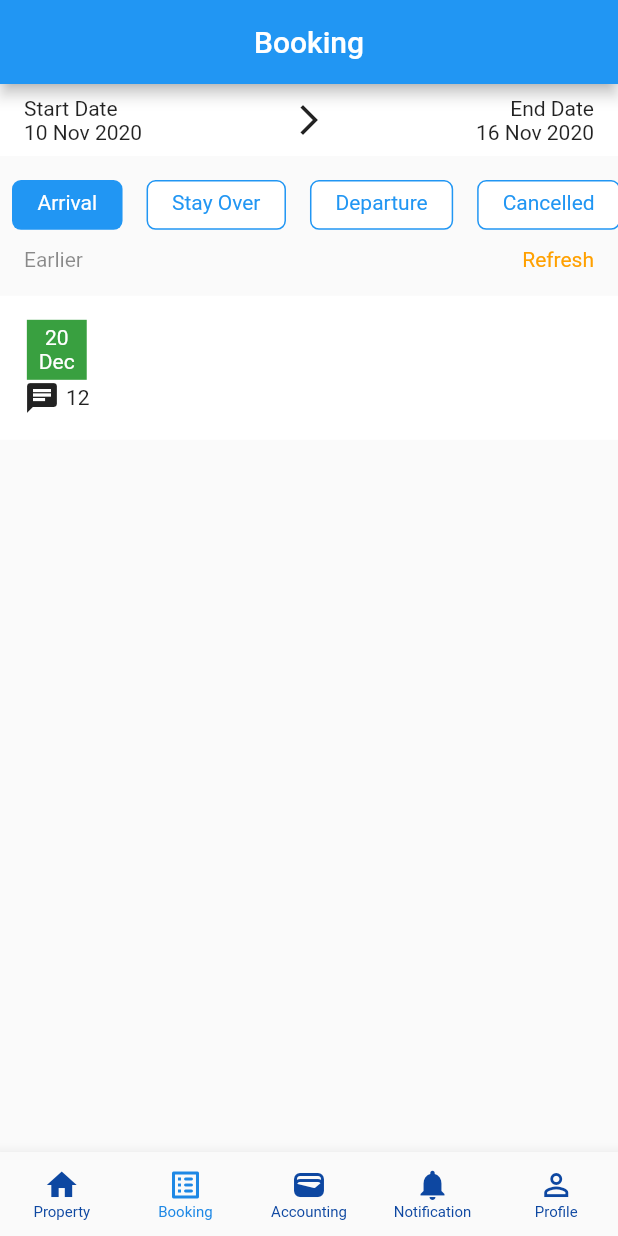
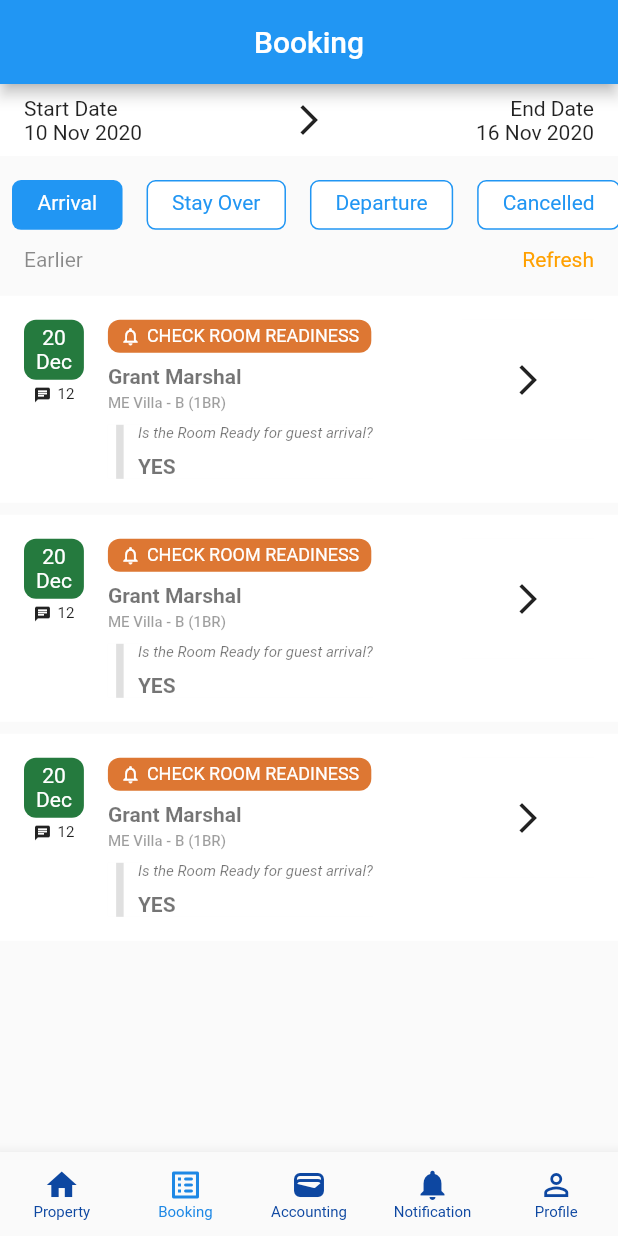
Before and after one commit to valcons97/bukit-vista-flutter-assessment, a Flutter app: the screen it shows after launch, on a phone screen of 412 x 824 dp. Run offline on Flutter 3.47's test engine with Material 2 defaults, Android fonts, the phone set to English and light mode, and no system bars; our stand-ins replace equatable, flutter_bloc, flutter_dotenv, get_it, injectable.

Commit message:
feat: listtile arrow to detail

```diff
--- /dev/null
+++ b/lib/core/widgets/bukit_vista_chips.dart
@@ -0,0 +1,45 @@
+import 'package:flutter/material.dart';
+
+import '../../features/booking_page/model/enums.dart';
+
+class BukitVistaChip extends StatelessWidget {
+  const BukitVistaChip({
+    super.key,
+    required this.status,
+  });
+
+  final RoomStatus status;
+
+  @override
+  Widget build(BuildContext context) {
+    return Container(
+      padding: const EdgeInsets.symmetric(horizontal: 8, vertical: 4),
+      decoration: BoxDecoration(
+        borderRadius: const BorderRadius.all(
+          Radius.circular(8),
+        ),
+        color: status == RoomStatus.notReady
+            ? const Color.fromARGB(255, 221, 119, 51)
+            : const Color.fromARGB(255, 33, 156, 64),
+      ),
+      child: Row(
+        children: [
+          Icon(
+            status == RoomStatus.notReady
+                ? Icons.notifications_none
+                : Icons.check,
+            color: Colors.white,
+            size: 14,
+          ),
+          const SizedBox(width: 4),
+          Text(
+            status == RoomStatus.notReady
+                ? 'check room readiness'.toUpperCase()
+                : 'ready'.toUpperCase(),
+            style: const TextStyle(color: Colors.white, fontSize: 12),
+          )
+        ],
+      ),
+    );
+  }
+}
--- a/lib/core/widgets/bukit_vista_listtile.dart
+++ b/lib/core/widgets/bukit_vista_listtile.dart
@@ -1,33 +1,54 @@
-import 'dart:ui';
+import 'package:bukit_vista/core/widgets/widgets.dart';
+import 'package:flutter/material.dart';
+import 'package:flutter_bloc/flutter_bloc.dart';
+import 'package:intl/intl.dart';
 
-import 'package:flutter/material.dart';
-import 'package:intl/intl.dart';
+import '../../features/booking_page/cubit/booking_page_cubit.dart';
+import '../../features/booking_page/model/enums.dart';
 
 class BukitVistaListtile extends StatelessWidget {
   const BukitVistaListtile({
     super.key,
+    required this.id,
     required this.date,
     required this.totalReview,
+    required this.status,
+    required this.roomType,
+    required this.hostPropertyUnit,
   });
 
+  final String id;
   final DateTime date;
   final int totalReview;
+  final RoomStatus status;
+  final String roomType;
+  final String hostPropertyUnit;
 
   @override
   Widget build(BuildContext context) {
-    return Container(
+    return Column(
+      children: [
+        Container(
+          padding: const EdgeInsets.symmetric(horizontal: 16, vertical: 16),
           color: Colors.white,
           child: Row(
+            crossAxisAlignment: CrossAxisAlignment.start,
             children: [
-          Padding(
-            padding: const EdgeInsets.symmetric(horizontal: 16, vertical: 16),
-            child: Column(
+              /// Date and Total Review
+              Column(
                 children: [
                   Container(
-                  color: const Color.fromARGB(255, 57, 160, 64),
+                    decoration: const BoxDecoration(
+                      borderRadius: BorderRadius.all(
+                        Radius.circular(8),
+                      ),
+                      color: Color.fromARGB(255, 37, 122, 62),
+                    ),
                     child: Padding(
                       padding: const EdgeInsets.symmetric(
-                        vertical: 4.0, horizontal: 8),
+                        vertical: 4.0,
+                        horizontal: 8,
+                      ),
                       child: Text(
                         DateFormat('dd\nMMM').format(date.toLocal()),
                         maxLines: 2,
@@ -36,18 +57,114 @@ class BukitVistaListtile extends StatelessWidget {
                       ),
                     ),
                   ),
+                  const SizedBox(height: 4),
                   Row(
                     children: [
-                    const Icon(Icons.chat),
+                      const Icon(Icons.chat, size: 12),
                       const SizedBox(width: 4),
-                    Text(totalReview.toString()),
+                      Text(
+                        totalReview.toString(),
+                        style: const TextStyle(fontSize: 10),
+                      ),
                     ],
                   )
                 ],
               ),
+              const SizedBox(width: 16),
+
+              /// Chips, Room name, Place, Button
+              Column(
+                crossAxisAlignment: CrossAxisAlignment.start,
+                children: [
+                  BukitVistaChip(status: status),
+                  const SizedBox(height: 8),
+                  Text(
+                    roomType,
+                    style: const TextStyle(
+                      color: Colors.black54,
+                      fontWeight: FontWeight.w700,
+                      fontSize: 14,
+                    ),
+                  ),
+                  const SizedBox(height: 4),
+                  Text(
+                    hostPropertyUnit,
+                    style: const TextStyle(
+                      color: Colors.black38,
+                      fontWeight: FontWeight.w500,
+                      fontSize: 10,
+                    ),
+                  ),
+                  const SizedBox(height: 8),
+                  Material(
+                    child: InkWell(
+                      onTap: () {
+                        debugPrint('masuk');
+                        context.read<BookingPageCubit>().setRoomStatus(id);
+                      },
+                      child: Container(
+                        color: Colors.white,
+                        child: Visibility(
+                          visible: status == RoomStatus.notReady,
+                          child: IntrinsicHeight(
+                            child: Row(
+                              children: [
+                                const VerticalDivider(
+                                  thickness: 5,
+                                ),
+                                const SizedBox(width: 4),
+                                Column(
+                                  crossAxisAlignment: CrossAxisAlignment.start,
+                                  children: const [
+                                    Text(
+                                      'Is the Room Ready for guest arrival?',
+                                      style: TextStyle(
+                                        fontStyle: FontStyle.italic,
+                                        fontSize: 10,
+                                        color: Colors.black54,
+                                      ),
+                                    ),
+                                    SizedBox(height: 8),
+                                    Text(
+                                      'YES',
+                                      style: TextStyle(
+                                        fontSize: 14,
+                                        fontWeight: FontWeight.w700,
+                                        color: Colors.black54,
+                                      ),
+                                    )
+                                  ],
                                 )
                               ],
                             ),
+                          ),
+                        ),
+                      ),
+                    ),
+                  )
+                ],
+              ),
+              const Spacer(),
+
+              /// Button to detail
+              Material(
+                child: InkWell(
+                  onTap: () {},
+                  child: Container(
+                    padding: const EdgeInsets.symmetric(
+                      vertical: 28,
+                      horizontal: 32,
+                    ),
+                    color: Colors.white,
+                    child: const Icon(Icons.arrow_forward_ios_sharp),
+                  ),
+                ),
+              )
+            ],
+          ),
+        ),
+        const SizedBox(height: 8),
+      ],
     );
   }
 }
--- a/lib/core/widgets/widgets.dart
+++ b/lib/core/widgets/widgets.dart
@@ -1,3 +1,4 @@
 export 'bukit_vista_bottom_navbar.dart';
+export 'bukit_vista_chips.dart';
 export 'bukit_vista_listtile.dart';
 export 'bukit_vista_scaffold.dart';
--- a/lib/features/booking_page/cubit/booking_page_cubit.dart
+++ b/lib/features/booking_page/cubit/booking_page_cubit.dart
@@ -1,3 +1,4 @@
+import 'package:bukit_vista/features/booking_page/model/enums.dart';
 import 'package:bukit_vista/features/booking_page/model/models.dart';
 import 'package:equatable/equatable.dart';
 import 'package:flutter_bloc/flutter_bloc.dart';
@@ -27,4 +28,21 @@ class BookingPageCubit extends Cubit<BookingPageState> {
   void setChipIndex(int index) {
     emit(state.copyWith(chipSelectedIndex: index));
   }
+
+  void setRoomStatus(String id) {
+    final List<BookingModel> changeModel = [];
+
+    final index = state.bookingModel.indexWhere((element) => element.id == id);
+    final model = state.bookingModel[index].copyWith(status: RoomStatus.ready);
+
+    for (int x = 0; x < state.bookingModel.length; x++) {
+      if (state.bookingModel[x].id == id) {
+        changeModel.add(model);
+      } else {
+        changeModel.add(state.bookingModel[x]);
+      }
+    }
+
+    emit(state.copyWith(bookingModel: changeModel));
+  }
 }
--- a/lib/features/booking_page/cubit/booking_page_state.dart
+++ b/lib/features/booking_page/cubit/booking_page_state.dart
@@ -22,8 +22,10 @@ class BookingPageState extends Equatable {
 
   @override
   List<Object?> get props => [
+        state,
         navbarSelectedIndex,
         chipSelectedIndex,
+        bookingModel,
       ];
 
   BookingPageState copyWith({
--- a/lib/features/booking_page/model/models.dart
+++ b/lib/features/booking_page/model/models.dart
@@ -32,6 +32,28 @@ class BookingModel extends Equatable {
         status,
         roomType,
       ];
+
+  BookingModel copyWith({
+    String? id,
+    DateTime? checkInDate,
+    DateTime? checkOutDate,
+    int? totalReview,
+    RoomStatus? status,
+    String? roomType,
+    ProfileModel? profileModel,
+    HostModel? hostModel,
+  }) {
+    return BookingModel(
+      id: id ?? this.id,
+      checkInDate: checkInDate ?? this.checkInDate,
+      checkOutDate: checkOutDate ?? this.checkOutDate,
+      totalReview: totalReview ?? this.totalReview,
+      status: status ?? this.status,
+      roomType: roomType ?? this.roomType,
+      profileModel: profileModel ?? this.profileModel,
+      hostModel: hostModel ?? this.hostModel,
+    );
+  }
 }
 
 class ProfileModel extends Equatable {
--- a/lib/features/booking_page/page/booking_page/booking_page.dart
+++ b/lib/features/booking_page/page/booking_page/booking_page.dart
@@ -39,8 +39,13 @@ class BookingPage extends StatelessWidget {
                   childCount: state.bookingModel.length,
                   (context, index) {
                     return BukitVistaListtile(
+                      id: state.bookingModel[index].id,
                       date: state.bookingModel[index].checkInDate,
                       totalReview: state.bookingModel[index].totalReview,
+                      status: state.bookingModel[index].status,
+                      roomType: state.bookingModel[index].roomType,
+                      hostPropertyUnit:
+                          state.bookingModel[index].hostModel.hostPropertyUnit,
                     );
                   },
                 ),
--- a/lib/features/booking_page/repository/dummy_booking_repository.dart
+++ b/lib/features/booking_page/repository/dummy_booking_repository.dart
@@ -20,7 +20,27 @@ const dummyHostModel = HostModel(
 
 final dummyBookingModel = [
   BookingModel(
-    id: 'HMSFKG8KJK8JF',
+    id: 'Jonathan',
+    checkInDate: DateTime.utc(2022, 12, 20),
+    checkOutDate: DateTime.utc(2022, 12, 26),
+    totalReview: 12,
+    status: RoomStatus.notReady,
+    roomType: 'Grant Marshal',
+    profileModel: dummyProfileModel,
+    hostModel: dummyHostModel,
+  ),
+  BookingModel(
+    id: 'Leony',
+    checkInDate: DateTime.utc(2022, 12, 20),
+    checkOutDate: DateTime.utc(2022, 12, 26),
+    totalReview: 12,
+    status: RoomStatus.notReady,
+    roomType: 'Grant Marshal',
+    profileModel: dummyProfileModel,
+    hostModel: dummyHostModel,
+  ),
+  BookingModel(
+    id: 'Lala',
     checkInDate: DateTime.utc(2022, 12, 20),
     checkOutDate: DateTime.utc(2022, 12, 26),
     totalReview: 12,
```
Lines whose indentation alone changed are shown as unchanged.
